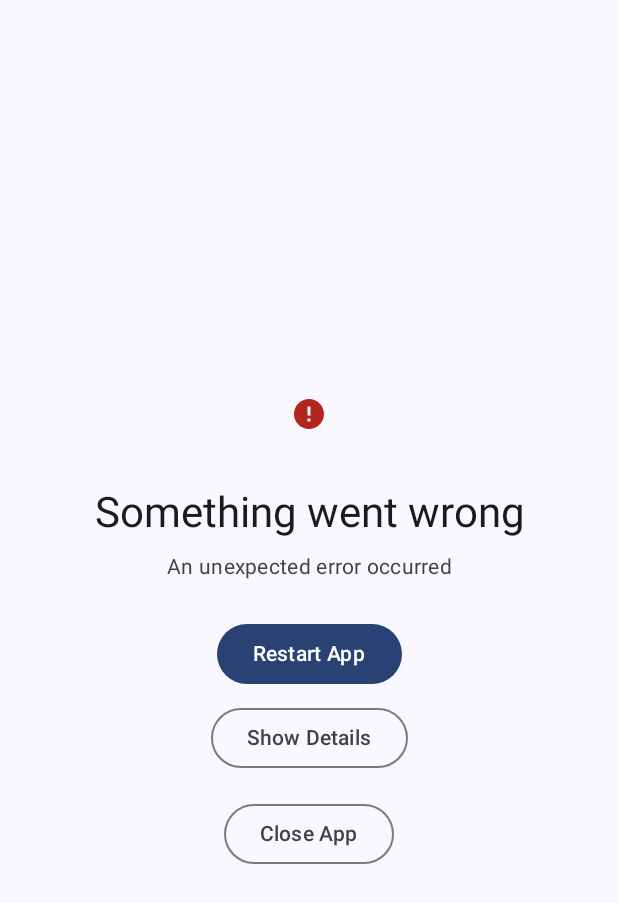
After one commit to claucookie/pasbuk-enhanced-android, an Android app built with Jetpack Compose: the ErrorActivity screen opened directly, with no data from a screen before it, on a phone screen of 412 x 824 dp. The commit adds this screen. Shown: the top 903 px of the screen. Run offline under Robolectric (Android 15) with nearby library versions, the phone set to English and light mode, and no system bars.

Commit message:
feat: Implement error handling & edge cases (T113, T114, T116) (#149)
- T113: Add global exception handler for uncaught exceptions
  - Created GlobalExceptionHandler.kt with Thread.UncaughtExceptionHandler
  - Created ErrorActivity.kt with Compose UI for error display and app restart
  - Updated AndroidManifest.xml to register ErrorActivity
  - Updated PasbukApplication.kt to initialize handler in onCreate()

- T114: Add retry mechanism for failed imports
  - Added exponential backoff retry logic to ImportPassUseCase (max 3 attempts)
  - Updated ImportState to track retry attempts (1/3, 2/3, 3/3)
  - Updated TimelineViewModel to pass retry callback and update UI
  - Updated TimelineScreen to display retry progress in ImportLoadingOverlay

- T116: Handle low storage scenarios gracefully
  - Created LowStorageException for storage-related errors
  - Created StorageUtils.kt with storage availability checks (min 10MB required)
  - Updated PassRepositoryImpl to check storage before importing
  - Updated ImportPassUseCase to not retry on low storage errors
  - Updated TimelineViewModel to show user-friendly low storage messages

All tests pass. Build successful.

🤖 Generated with [Claude Code](https://claude.com/claude-code)

Co-authored-by: Claude Sonnet 4.5 <noreply@anthropic.com>

```diff
--- a/app/src/main/AndroidManifest.xml
+++ b/app/src/main/AndroidManifest.xml
@@ -23,6 +23,12 @@
                 <category android:name="android.intent.category.LAUNCHER" />
             </intent-filter>
         </activity>
+
+        <!-- Error activity for uncaught exceptions -->
+        <activity
+            android:name=".util.ErrorActivity"
+            android:exported="false"
+            android:theme="@style/Theme.PasbukEnhanced" />
     </application>
 
 </manifest>
--- a/app/src/main/java/labs/claucookie/pasbuk/ui/screens/timeline/TimelineUiState.kt
+++ b/app/src/main/java/labs/claucookie/pasbuk/ui/screens/timeline/TimelineUiState.kt
@@ -34,7 +34,7 @@ sealed interface TimelineUiState {
  */
 sealed interface ImportState {
     data object Idle : ImportState
-    data object Importing : ImportState
+    data class Importing(val attempt: Int = 1, val maxAttempts: Int = 3) : ImportState
     data class Success(val passId: String) : ImportState
     data class Error(val message: String) : ImportState
 }
--- /dev/null
+++ b/app/src/main/java/labs/claucookie/pasbuk/util/ErrorActivity.kt
@@ -0,0 +1,160 @@
+package labs.claucookie.pasbuk.util
+
+import android.content.Intent
+import android.os.Bundle
+import androidx.activity.ComponentActivity
+import androidx.activity.compose.setContent
+import androidx.compose.foundation.layout.Arrangement
+import androidx.compose.foundation.layout.Column
+import androidx.compose.foundation.layout.Spacer
+import androidx.compose.foundation.layout.fillMaxSize
+import androidx.compose.foundation.layout.height
+import androidx.compose.foundation.layout.padding
+import androidx.compose.foundation.rememberScrollState
+import androidx.compose.foundation.verticalScroll
+import androidx.compose.material.icons.Icons
+import androidx.compose.material.icons.filled.Error
+import androidx.compose.material3.Button
+import androidx.compose.material3.Icon
+import androidx.compose.material3.MaterialTheme
+import androidx.compose.material3.OutlinedButton
+import androidx.compose.material3.Surface
+import androidx.compose.material3.Text
+import androidx.compose.runtime.Composable
+import androidx.compose.runtime.getValue
+import androidx.compose.runtime.mutableStateOf
+import androidx.compose.runtime.remember
+import androidx.compose.runtime.setValue
+import androidx.compose.ui.Alignment
+import androidx.compose.ui.Modifier
+import androidx.compose.ui.text.font.FontFamily
+import androidx.compose.ui.text.style.TextAlign
+import androidx.compose.ui.unit.dp
+import labs.claucookie.pasbuk.MainActivity
+import labs.claucookie.pasbuk.ui.theme.PasbukEnhancedTheme
+
+/**
+ * Error activity shown when an uncaught exception occurs.
+ * Provides options to restart the app or view error details.
+ */
+class ErrorActivity : ComponentActivity() {
+    override fun onCreate(savedInstanceState: Bundle?) {
+        super.onCreate(savedInstanceState)
+
+        val errorMessage = intent.getStringExtra(GlobalExceptionHandler.EXTRA_ERROR_MESSAGE)
+            ?: "An unexpected error occurred"
+        val stackTrace = intent.getStringExtra(GlobalExceptionHandler.EXTRA_STACK_TRACE)
+            ?: ""
+
+        setContent {
+            PasbukEnhancedTheme {
+                Surface(
+                    modifier = Modifier.fillMaxSize(),
+                    color = MaterialTheme.colorScheme.background
+                ) {
+                    ErrorScreen(
+                        errorMessage = errorMessage,
+                        stackTrace = stackTrace,
+                        onRestart = { restartApp() },
+                        onClose = { finish() }
+                    )
+                }
+            }
+        }
+    }
+
+    private fun restartApp() {
+        val intent = Intent(this, MainActivity::class.java).apply {
+            addFlags(Intent.FLAG_ACTIVITY_NEW_TASK or Intent.FLAG_ACTIVITY_CLEAR_TASK)
+        }
+        startActivity(intent)
+        finish()
+    }
+}
+
+@Composable
+private fun ErrorScreen(
+    errorMessage: String,
+    stackTrace: String,
+    onRestart: () -> Unit,
+    onClose: () -> Unit
+) {
+    var showDetails by remember { mutableStateOf(false) }
+
+    Column(
+        modifier = Modifier
+            .fillMaxSize()
+            .padding(24.dp)
+            .verticalScroll(rememberScrollState()),
+        horizontalAlignment = Alignment.CenterHorizontally,
+        verticalArrangement = Arrangement.Center
+    ) {
+        Icon(
+            imageVector = Icons.Default.Error,
+            contentDescription = "Error",
+            tint = MaterialTheme.colorScheme.error,
+            modifier = Modifier.height(64.dp)
+        )
+
+        Spacer(modifier = Modifier.height(16.dp))
+
+        Text(
+            text = "Something went wrong",
+            style = MaterialTheme.typography.headlineMedium,
+            color = MaterialTheme.colorScheme.onBackground,
+            textAlign = TextAlign.Center
+        )
+
+        Spacer(modifier = Modifier.height(8.dp))
+
+        Text(
+            text = errorMessage,
+            style = MaterialTheme.typography.bodyMedium,
+            color = MaterialTheme.colorScheme.onSurfaceVariant,
+            textAlign = TextAlign.Center
+        )
+
+        Spacer(modifier = Modifier.height(24.dp))
+
+        Button(
+            onClick = onRestart,
+            modifier = Modifier.padding(horizontal = 16.dp)
+        ) {
+            Text("Restart App")
+        }
+
+        Spacer(modifier = Modifier.height(8.dp))
+
+        OutlinedButton(
+            onClick = { showDetails = !showDetails },
+            modifier = Modifier.padding(horizontal = 16.dp)
+        ) {
+            Text(if (showDetails) "Hide Details" else "Show Details")
+        }
+
+        if (showDetails) {
+            Spacer(modifier = Modifier.height(16.dp))
+
+            Surface(
+                color = MaterialTheme.colorScheme.surfaceVariant,
+                modifier = Modifier.padding(horizontal = 16.dp)
+            ) {
+                Text(
+                    text = stackTrace,
+                    style = MaterialTheme.typography.bodySmall,
+                    fontFamily = FontFamily.Monospace,
+                    modifier = Modifier.padding(12.dp)
+                )
+            }
+        }
+
+        Spacer(modifier = Modifier.height(16.dp))
+
+        OutlinedButton(
+            onClick = onClose,
+            modifier = Modifier.padding(horizontal = 16.dp)
+        ) {
+            Text("Close App")
+        }
+    }
+}
```
Also changed, not shown: app/src/main/java/labs/claucookie/pasbuk/PasbukApplication.kt (+10 -1 lines), app/src/main/java/labs/claucookie/pasbuk/data/repository/PassRepositoryImpl.kt (+7 -0 lines), app/src/main/java/labs/claucookie/pasbuk/domain/repository/LowStorageException.kt (added, +7 -0 lines), app/src/main/java/labs/claucookie/pasbuk/domain/usecase/ImportPassUseCase.kt (+69 -8 lines), app/src/main/java/labs/claucookie/pasbuk/ui/screens/timeline/TimelineScreen.kt (+16 -4 lines), app/src/main/java/labs/claucookie/pasbuk/ui/screens/timeline/TimelineViewModel.kt (+12 -2 lines), app/src/main/java/labs/claucookie/pasbuk/util/GlobalExceptionHandler.kt (added, +69 -0 lines), app/src/main/java/labs/claucookie/pasbuk/util/StorageUtils.kt (added, +64 -0 lines), 3 other files.
